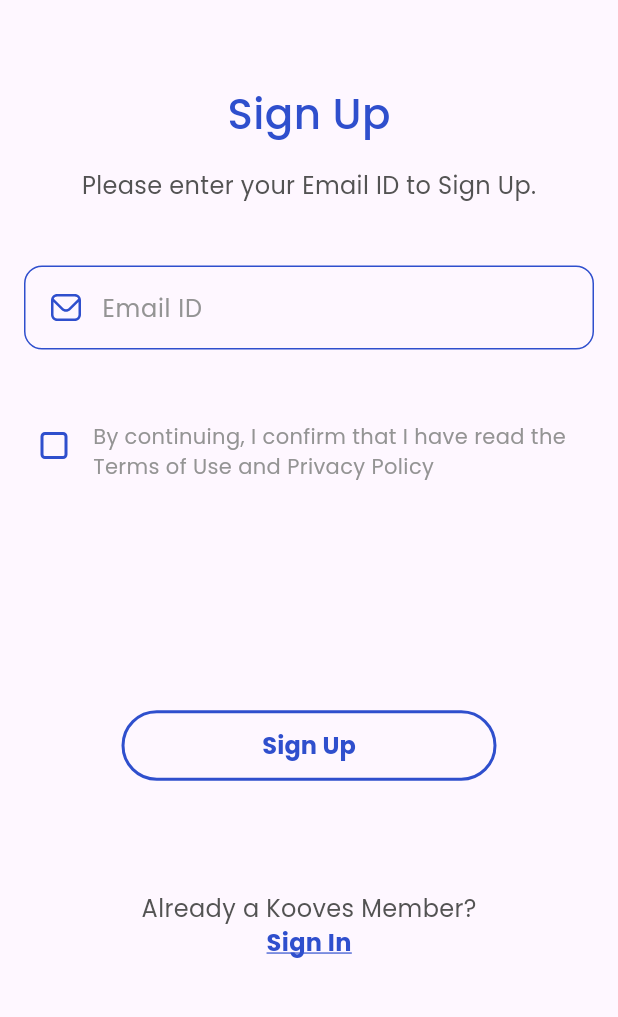
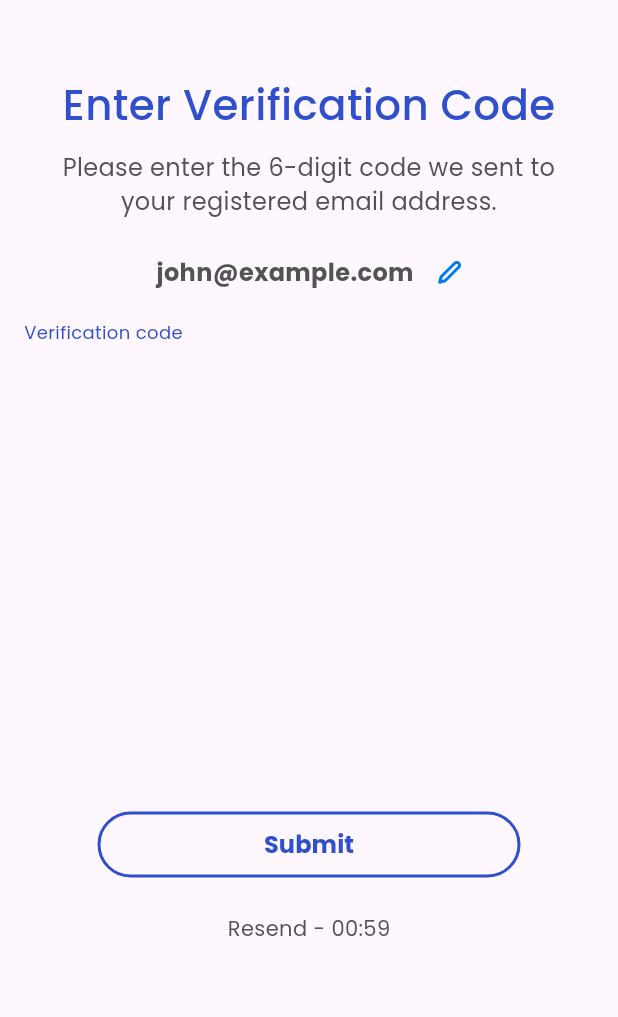
Before and after one commit to Ruzibekov/flutter_start, a Flutter app: the screen it shows after launch, on a phone screen of 412 x 824 dp, the part 120-1137 px from its top. Run offline on Flutter 3.47's test engine with Material 3 defaults, Android fonts, the phone set to English and light mode, and no system bars; our stand-ins replace flutter_svg.

Commit message:
add: OTPVerificationScreen

```diff
--- a/lib/main.dart
+++ b/lib/main.dart
@@ -1,4 +1,5 @@
 import 'package:flutter/material.dart';
+import 'package:flutter_start/presentation/screens/otp_verification/OTPVerificationScreen.dart';
 import 'package:flutter_start/presentation/screens/sign_up/SignUpScreen.dart';
 
 import 'presentation/screens/no_internet/NoInternetScreen.dart';
@@ -16,7 +17,7 @@ class MyApp extends StatelessWidget {
     return MaterialApp(
       title: "My second app",
       theme: ThemeData(primarySwatch: Colors.blue),
-      home: SignUpScreen(),
+      home: OTPVerificationScreen(),
     );
   }
 }
--- /dev/null
+++ b/lib/presentation/screens/otp_verification/OTPVerificationScreen.dart
@@ -0,0 +1,139 @@
+import 'package:flutter/cupertino.dart';
+import 'package:flutter/material.dart';
+import 'package:flutter_svg/svg.dart';
+
+import '../../../core/theme/AppColors.dart';
+
+class OTPVerificationScreen extends StatelessWidget {
+  const OTPVerificationScreen({super.key});
+
+  @override
+  Widget build(BuildContext context) {
+    return Scaffold(
+      resizeToAvoidBottomInset: false,
+      body: SafeArea(
+        child: Padding(
+          padding: EdgeInsets.only(top: 40, bottom: 115),
+          child: Column(
+            children: [
+              SvgPicture.asset("assets/icons/ic_logo.svg", height: 40),
+
+              SizedBox(height: 56),
+
+              Text(
+                "Enter Verification Code",
+                style: TextStyle(
+                  fontSize: 28,
+                  fontFamily: "Poppins",
+                  fontWeight: FontWeight.w500,
+                  color: AppColors.primary,
+                  height: 1,
+                ),
+              ),
+
+              SizedBox(height: 16),
+
+              Padding(
+                padding: EdgeInsets.symmetric(horizontal: 35),
+                child: Text(
+                  "Please enter the 6-digit code we sent to your registered email address.",
+                  style: TextStyle(
+                    fontSize: 16,
+                    fontFamily: "Poppins",
+                    fontWeight: FontWeight.normal,
+                    color: AppColors.dark,
+                  ),
+                  textAlign: TextAlign.center,
+                ),
+              ),
+
+              SizedBox(height: 24),
+
+              Row(
+                mainAxisAlignment: MainAxisAlignment.center,
+                children: [
+                  Text(
+                    "john@example.com",
+                    style: TextStyle(
+                      fontSize: 16,
+                      fontFamily: "Poppins",
+                      fontWeight: FontWeight.bold,
+                      color: AppColors.dark,
+                    ),
+                  ),
+
+                  SizedBox(width: 16),
+
+                  SvgPicture.asset(
+                    "assets/icons/ic_edit.svg",
+                    width: 16,
+                    height: 16,
+                  ),
+                ],
+              ),
+
+              SizedBox(height: 23),
+
+              Padding(
+                padding: EdgeInsets.symmetric(horizontal: 16),
+                child: Align(
+                  alignment: Alignment.centerLeft,
+                  child: Text(
+                    "Verification code",
+                    style: TextStyle(
+                      fontSize: 12,
+                      fontFamily: "Poppins",
+                      fontWeight: FontWeight.normal,
+                      color: AppColors.primary,
+                      height: 1,
+                    ),
+                  ),
+                ),
+              ),
+
+              Expanded(flex: 1, child: Container()),
+
+              Padding(
+                padding: EdgeInsets.symmetric(horizontal: 65),
+                child: SizedBox(
+                  width: double.infinity,
+                  height: 44,
+                  child: TextButton(
+                    onPressed: () {},
+                    style: OutlinedButton.styleFrom(
+                      side: BorderSide(color: AppColors.primary, width: 2),
+                      shape: RoundedRectangleBorder(
+                        borderRadius: BorderRadius.circular(27),
+                      ),
+                    ),
+                    child: Text(
+                      "Submit",
+                      style: TextStyle(
+                        fontSize: 16,
+                        fontFamily: "Poppins",
+                        fontWeight: FontWeight.bold,
+                        color: AppColors.primary,
+                      ),
+                    ),
+                  ),
+                ),
+              ),
+
+              SizedBox(height: 24),
+
+              Text(
+                "Resend - 00:59",
+                style: TextStyle(
+                  fontFamily: "Poppins",
+                  fontWeight: FontWeight.normal,
+                  fontSize: 14,
+                  color: AppColors.dark,
+                ),
+              ),
+            ],
+          ),
+        ),
+      ),
+    );
+  }
+}
--- a/lib/presentation/screens/sign_up/SignUpScreen.dart
+++ b/lib/presentation/screens/sign_up/SignUpScreen.dart
@@ -114,7 +114,7 @@ class SignUpScreen extends StatelessWidget {
                 ),
               ),
 
-              SizedBox(height: 152),
+              Expanded(flex: 1, child: Container()),
 
               Padding(
                 padding: const EdgeInsets.symmetric(horizontal: 65),
```
Also changed, not shown: assets/icons/ic_edit.svg (added).
